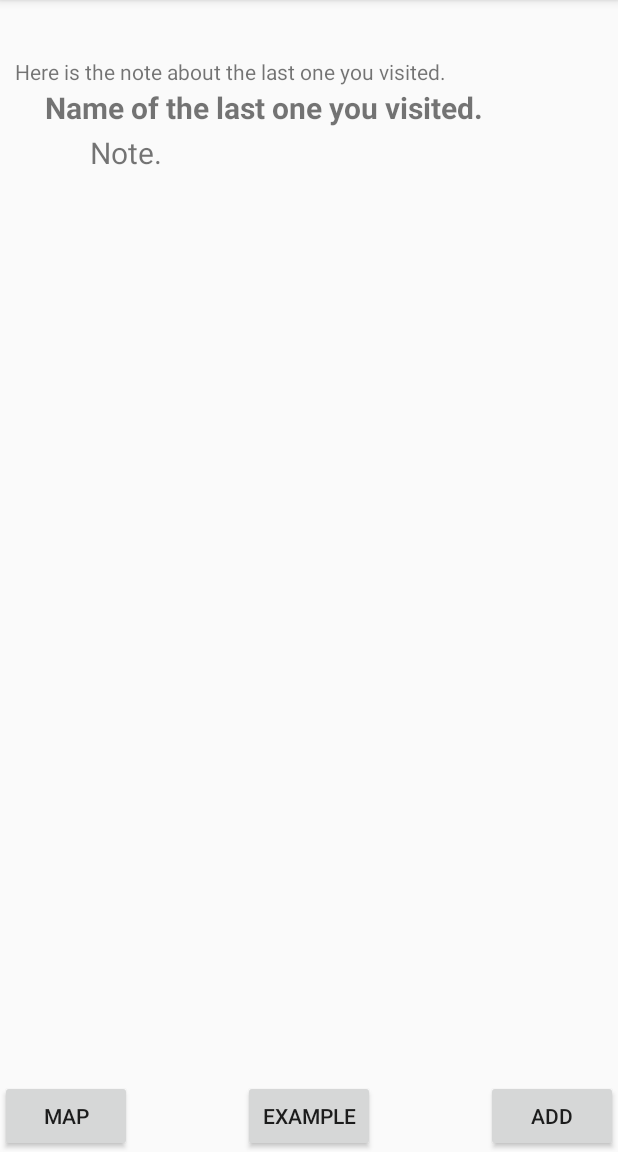
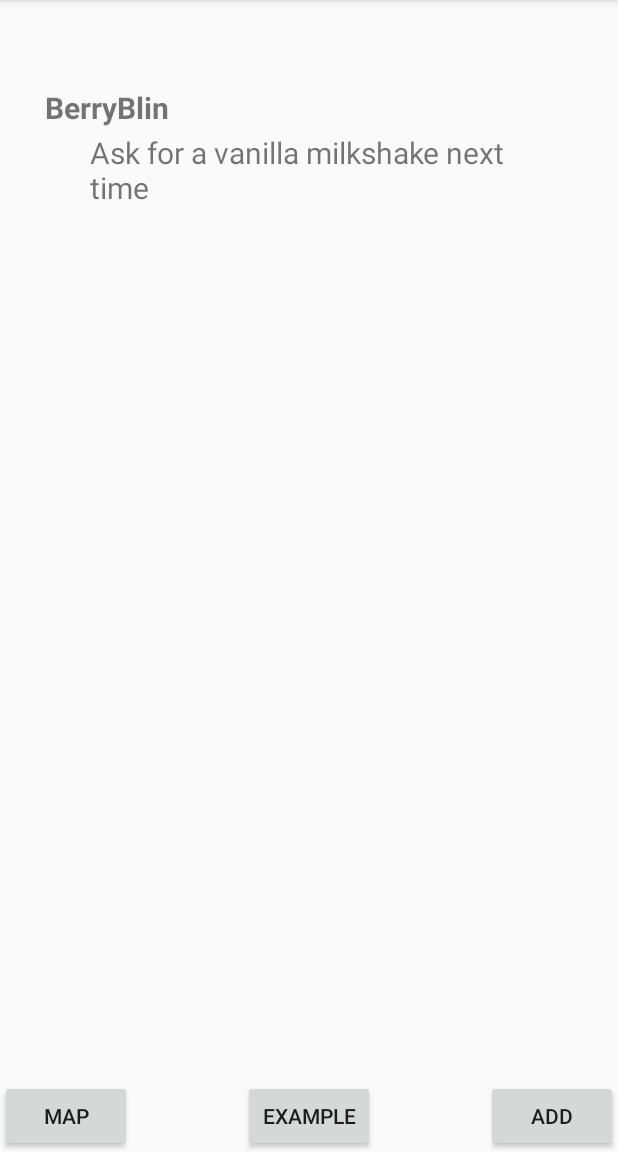
Before and after one commit to AlenKir/CafesApp, an Android app: the screen it shows after launch (MainActivity), on a phone screen of 412 x 824 dp, the part 84-1236 px from its top. Run offline under Robolectric (Android 15) with nearby library versions, the phone set to English and light mode, and no system bars; our stand-ins replace Volley.

Commit message:
note page

```diff
--- a/app/src/main/res/layout/content_main.xml
+++ b/app/src/main/res/layout/content_main.xml
@@ -13,14 +13,13 @@
     <TextView
         android:layout_width="match_parent"
         android:layout_height="wrap_content"
-        android:text="Here is the note about the last one you visited."
         android:gravity="center|left"
         android:padding="10dp"/>
 
     <TextView
         android:layout_width="match_parent"
         android:layout_height="wrap_content"
-        android:text="Name of the last one you visited."
+        android:text="BerryBlin"
         android:gravity="center|left"
         android:padding="30dp"
         android:textSize="20sp"
@@ -29,7 +28,7 @@
     <TextView
         android:layout_width="match_parent"
         android:layout_height="wrap_content"
-        android:text="Note."
+        android:text="Ask for a vanilla milkshake next time"
         android:gravity="center|left"
         android:padding="60dp"
         android:textSize="20sp"/>
```
